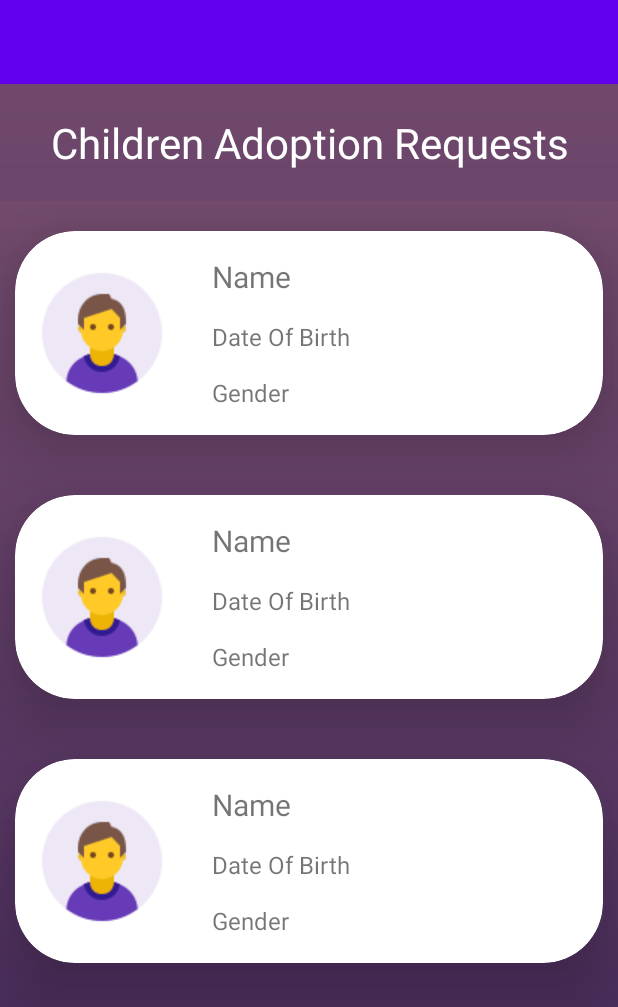
After one commit to Abhigrith/abhigrith, an Android app: the layout activity_parent_adoption_request.xml on its own in the app's theme, with its tools: preview values and no code run, on a phone screen of 412 x 824 dp. The commit adds this screen. Shown: the top 1007 px of the screen. Run offline under Robolectric (Android 15) with nearby library versions, the phone set to English and light mode, and no system bars; Roboto replaces fonts that are not available here.

Commit message:
Implemented children selection list requested by parents

```diff
--- a/app/build.gradle
+++ b/app/build.gradle
@@ -55,6 +55,9 @@ dependencies {
     // FirebaseUI for Cloud Firestore
     implementation 'com.firebaseui:firebase-ui-firestore:7.1.1'
 
+    // Leak-Canary Dependency
+    debugImplementation 'com.squareup.leakcanary:leakcanary-android:2.7'
+
     // Testing Dependencies
     testImplementation 'junit:junit:4.13.2'
     androidTestImplementation 'androidx.test.ext:junit:1.1.2'
--- a/app/src/main/AndroidManifest.xml
+++ b/app/src/main/AndroidManifest.xml
@@ -9,6 +9,7 @@
         android:roundIcon="@mipmap/ic_launcher_round"
         android:supportsRtl="true"
         android:theme="@style/Theme.Abhigrith">
+        <activity android:name=".parent.activities.ParentAdoptionRequestActivity" />
         <activity android:name=".adoption.activities.OrphanageChildDetailActivity" />
         <activity android:name=".adoption.activities.OrphanageChildrenListActivity" />
         <activity android:name=".adoption.activities.OrphanageListActivity" />
--- a/app/src/main/java/com/example/abhigrith/adoption/activities/OrphanageListActivity.java
+++ b/app/src/main/java/com/example/abhigrith/adoption/activities/OrphanageListActivity.java
@@ -70,7 +70,7 @@ public class OrphanageListActivity extends AppCompatActivity implements OnRecycl
     }
 
     @Override
-    public void onOrphanageItemClick(int position) {
+    public void onListItemClick(int position) {
         if (!options.getSnapshots().isEmpty() && options.getSnapshots().getSnapshot(position).exists()) {
             String orphanageDocumentName = options.getSnapshots().getSnapshot(position).getId();
             Log.d(TAG, "OrphanageDocumentName: " + orphanageDocumentName);
--- a/app/src/main/java/com/example/abhigrith/adoption/adapters/OrphanageChildrenListAdapter.java
+++ b/app/src/main/java/com/example/abhigrith/adoption/adapters/OrphanageChildrenListAdapter.java
@@ -64,7 +64,7 @@ public class OrphanageChildrenListAdapter extends FirestoreRecyclerAdapter<Child
 
         @Override
         public void onClick(View v) {
-            onRecyclerViewItemClickListener.onOrphanageItemClick(getAbsoluteAdapterPosition());
+            onRecyclerViewItemClickListener.onListItemClick(getAbsoluteAdapterPosition());
         }
 
         public void bindOrphanageChildView(ChildModel model) {
--- a/app/src/main/java/com/example/abhigrith/adoption/adapters/OrphanageListAdapter.java
+++ b/app/src/main/java/com/example/abhigrith/adoption/adapters/OrphanageListAdapter.java
@@ -7,7 +7,6 @@ import android.view.ViewGroup;
 import androidx.annotation.NonNull;
 import androidx.recyclerview.widget.RecyclerView;
 
-import com.example.abhigrith.R;
 import com.example.abhigrith.adoption.interfaces.OnDocumentCheckListener;
 import com.example.abhigrith.adoption.interfaces.OnRecyclerViewItemClickListener;
 import com.example.abhigrith.databinding.RecyclerViewOrphanageListItemBinding;
@@ -67,7 +66,7 @@ public class OrphanageListAdapter extends FirestoreRecyclerAdapter<OrphanageMode
 
         @Override
         public void onClick(View v) {
-            onRecyclerViewItemClickListener.onOrphanageItemClick(getAbsoluteAdapterPosition());
+            onRecyclerViewItemClickListener.onListItemClick(getAbsoluteAdapterPosition());
         }
 
         private void bindOrphanageView(OrphanageModel model) {
--- a/app/src/main/java/com/example/abhigrith/adoption/interfaces/OnRecyclerViewItemClickListener.java
+++ b/app/src/main/java/com/example/abhigrith/adoption/interfaces/OnRecyclerViewItemClickListener.java
@@ -1,5 +1,5 @@
 package com.example.abhigrith.adoption.interfaces;
 
 public interface OnRecyclerViewItemClickListener {
-    void onOrphanageItemClick(int position);
+    void onListItemClick(int position);
 }
--- a/app/src/main/java/com/example/abhigrith/parent/activities/ParentDashboardActivity.java
+++ b/app/src/main/java/com/example/abhigrith/parent/activities/ParentDashboardActivity.java
@@ -30,7 +30,7 @@ public class ParentDashboardActivity extends AppCompatActivity {
         });
 
         binding.btnDashboardSelector.setOnClickListener(v ->{
-            Intent intent = new Intent(this,ParentSelectorActivity.class);
+            Intent intent = new Intent(this,ParentAdoptionRequestActivity.class);
             startActivity(intent);
         });
     }
--- a/app/src/main/java/com/example/abhigrith/parent/activities/ParentLoginActivity.java
+++ b/app/src/main/java/com/example/abhigrith/parent/activities/ParentLoginActivity.java
@@ -7,14 +7,11 @@ import android.util.Log;
 import android.view.View;
 import android.widget.Toast;
 
-import androidx.annotation.NonNull;
 import androidx.appcompat.app.AppCompatActivity;
 
 import com.example.abhigrith.R;
 import com.example.abhigrith.databinding.ActivityParentLoginBinding;
 import com.example.abhigrith.parent.models.ParentsDetailModel;
-import com.google.android.gms.tasks.OnCompleteListener;
-import com.google.android.gms.tasks.Task;
 import com.google.firebase.firestore.CollectionReference;
 import com.google.firebase.firestore.DocumentSnapshot;
 import com.google.firebase.firestore.FirebaseFirestore;
@@ -25,7 +22,6 @@ public class ParentLoginActivity extends AppCompatActivity {
     private static final String APP_SHARED_PREFERENCES = "APP-PREFERENCES";
     private static final String PARENT_EMAIL_ID = "parent-email-id";
     private static final String COLLECTION_PATH = "parents_info";
-
 
     private ActivityParentLoginBinding binding;
     private FirebaseFirestore firestoreInstance;
--- a/app/src/main/java/com/example/abhigrith/parent/activities/ParentProfileActivity.java
+++ b/app/src/main/java/com/example/abhigrith/parent/activities/ParentProfileActivity.java
@@ -1,13 +1,12 @@
 package com.example.abhigrith.parent.activities;
 
-import androidx.appcompat.app.AppCompatActivity;
-
-import android.content.Intent;
 import android.content.SharedPreferences;
 import android.os.Bundle;
 import android.util.Log;
 import android.view.View;
 import android.widget.Toast;
+
+import androidx.appcompat.app.AppCompatActivity;
 
 import com.example.abhigrith.databinding.ActivityParentProfileBinding;
 import com.example.abhigrith.enums.AdoptionRequestStatus;
--- /dev/null
+++ b/app/src/main/res/layout/activity_parent_adoption_request.xml
@@ -0,0 +1,31 @@
+<?xml version="1.0" encoding="utf-8"?>
+<LinearLayout xmlns:android="http://schemas.android.com/apk/res/android"
+    android:layout_width="match_parent"
+    android:layout_height="match_parent"
+    android:orientation="vertical"
+    android:background="@drawable/background_splash"
+    xmlns:tools="http://schemas.android.com/tools">
+
+    <include
+        layout="@layout/app_bar_main"
+        android:layout_width="match_parent"
+        android:layout_height="wrap_content" />
+
+    <TextView
+        android:layout_width="match_parent"
+        android:layout_height="wrap_content"
+        android:layout_marginVertical="20dp"
+        android:text="Children Adoption Requests"
+        android:textAlignment="center"
+        android:textSize="28sp"
+        android:textColor="@color/white"/>
+
+    <androidx.recyclerview.widget.RecyclerView
+        android:id="@+id/rv_parent_selected_children_list"
+        android:layout_width="match_parent"
+        android:layout_height="match_parent"
+        android:background="@drawable/background_splash"
+        android:scrollbars="vertical"
+        tools:listitem="@layout/recycler_view_parent_child_adoption_list_item" />
+
+</LinearLayout>
--- /dev/null
+++ b/app/src/main/res/layout/recycler_view_parent_child_adoption_list_item.xml
@@ -0,0 +1,58 @@
+<?xml version="1.0" encoding="utf-8"?>
+<androidx.cardview.widget.CardView xmlns:android="http://schemas.android.com/apk/res/android"
+    xmlns:http="http://schemas.android.com/apk/res-auto"
+    android:layout_width="match_parent"
+    android:layout_height="wrap_content"
+    android:layout_marginHorizontal="10dp"
+    android:layout_marginVertical="20dp"
+    http:cardCornerRadius="40dp"
+    http:cardElevation="30dp"
+    http:cardPreventCornerOverlap="true">
+
+    <LinearLayout
+        android:layout_width="match_parent"
+        android:layout_height="wrap_content"
+        android:gravity="center"
+        android:orientation="horizontal">
+
+        <ImageView
+            android:id="@+id/iv_parent_adoption_request_child_profile_pic"
+            android:layout_width="wrap_content"
+            android:layout_height="wrap_content"
+            android:layout_marginHorizontal="10dp"
+            android:layout_marginVertical="20dp"
+            android:src="@drawable/male_child_profile" />
+
+        <LinearLayout
+            android:layout_width="match_parent"
+            android:layout_height="wrap_content"
+            android:layout_marginVertical="10dp"
+            android:layout_marginStart="15dp"
+            android:layout_marginEnd="30dp"
+            android:orientation="vertical">
+
+            <TextView
+                android:id="@+id/tv_parent_adoption_request_child_full_name"
+                android:layout_width="match_parent"
+                android:layout_height="wrap_content"
+                android:layout_marginBottom="15sp"
+                android:text="Name"
+                android:textSize="20sp" />
+
+            <TextView
+                android:id="@+id/tv_parent_adoption_request_child_date_of_birth"
+                android:layout_width="match_parent"
+                android:layout_height="wrap_content"
+                android:layout_marginBottom="15sp"
+                android:text="Date Of Birth"
+                android:textSize="16sp" />
+
+            <TextView
+                android:id="@+id/tv_parent_adoption_request_child_date_of_gender"
+                android:layout_width="match_parent"
+                android:layout_height="wrap_content"
+                android:text="Gender"
+                android:textSize="16sp" />
+        </LinearLayout>
+    </LinearLayout>
+</androidx.cardview.widget.CardView>
```
Also changed, not shown: app/src/main/java/com/example/abhigrith/adoption/activities/OrphanageChildDetailActivity.java (+65 -5 lines), app/src/main/java/com/example/abhigrith/adoption/activities/OrphanageChildrenListActivity.java (+27 -27 lines), app/src/main/java/com/example/abhigrith/adoption/models/ChildModel.java (+19 -6 lines), app/src/main/java/com/example/abhigrith/parent/activities/ParentAdoptionRequestActivity.java (added, +153 -0 lines), app/src/main/java/com/example/abhigrith/parent/adapters/ParentSelectedChildrenListAdapter.java (added, +77 -0 lines).
